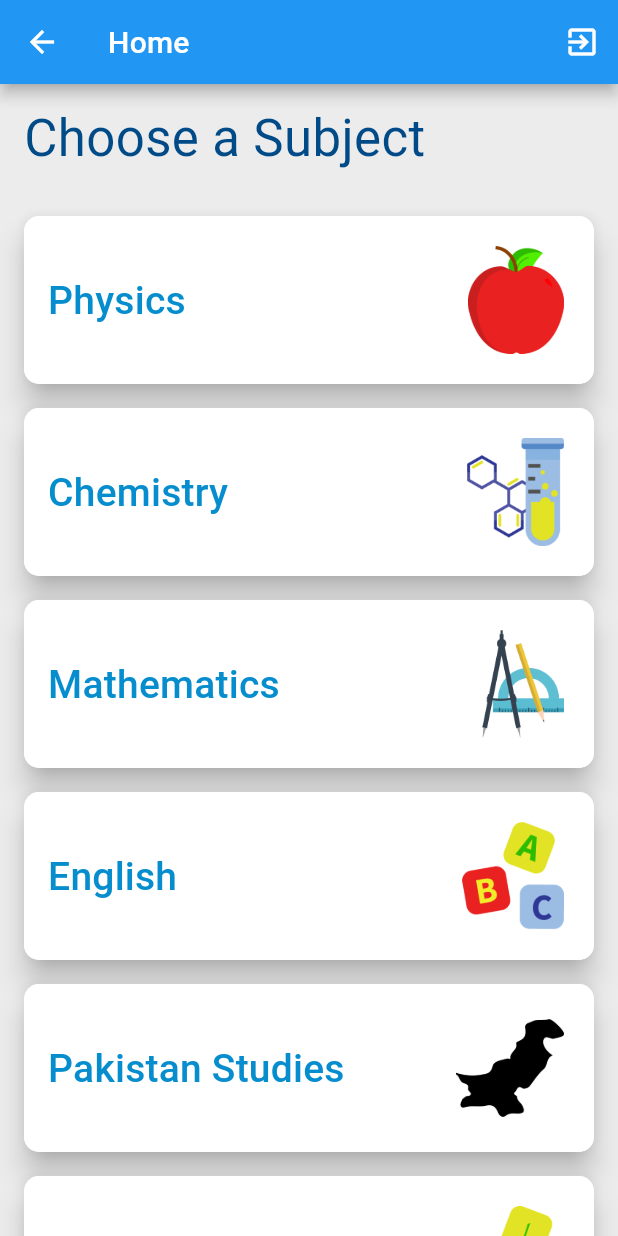
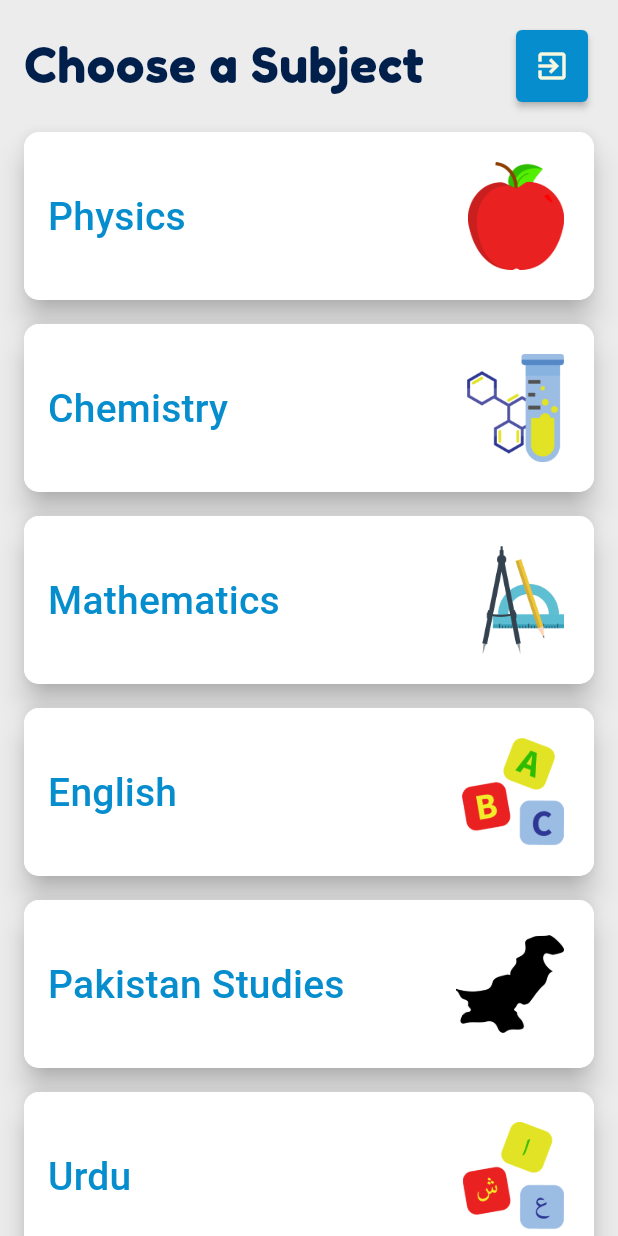
Before and after one commit to MuhammadIdees/bloc_apps, a Flutter app: the HomeScreen screen opened directly with empty values, on a phone screen of 412 x 824 dp. Run offline on Flutter 3.47's test engine with Material 2 defaults, Android fonts, the phone set to English and light mode, and no system bars; our stand-ins replace bloc, equatable, firebase_auth, firebase_messaging, flutter_bloc, font_awesome_flutter and 3 more; accounts and stored records are empty; Roboto replaces fonts that are missing (RobotoMedium).

```diff
--- a/login_app/lib/main.dart
+++ b/login_app/lib/main.dart
@@ -37,6 +37,7 @@ class App extends StatelessWidget {
   Widget build(BuildContext context) {
     return MaterialApp(
       theme: lightTheme,
+      debugShowCheckedModeBanner: false,
       home: BlocBuilder<AuthenticationBloc, AuthenticationState>(
         builder: (context, state){
           if (state is Uninitialized){
--- a/login_app/lib/models/mcqs_repository.dart
+++ b/login_app/lib/models/mcqs_repository.dart
@@ -23,6 +23,7 @@ class McqRepository {
           return mcqs;
         }
     } else  {
+      print(response.body);
       throw Exception('Failed to load post');
     }
   }
--- a/login_app/lib/ui/home_screen.dart
+++ b/login_app/lib/ui/home_screen.dart
@@ -18,20 +18,6 @@ class HomeScreen extends StatelessWidget {
   @override
   Widget build(BuildContext context) {
     return Scaffold(
-      appBar: AppBar(
-        title: Text('Home'),
-        actions: <Widget> [
-          IconButton(
-            icon: Icon(Icons.exit_to_app),
-            onPressed: () {
-              BlocProvider.of<AuthenticationBloc>(context).add(
-                LoggedOut(),
-              );
-            },
-          ),
-        ]
-      ),
-
       body: SafeArea(
         child: ScrollConfiguration(
           behavior: ScrollBehavior(),
@@ -41,7 +27,28 @@ class HomeScreen extends StatelessWidget {
               mainAxisAlignment: MainAxisAlignment.spaceAround,
               children: <Widget>[
 
-                MainMenuHeader(),
+                Row(
+                  mainAxisSize: MainAxisSize.max,
+                  mainAxisAlignment: MainAxisAlignment.spaceBetween,
+                  crossAxisAlignment: CrossAxisAlignment.center,
+                  children: <Widget>[
+                    MainMenuHeader(),
+
+                    Card(
+                      elevation: 2,
+                      color: darkBlueColor,
+                      child: IconButton(
+                        icon: Icon(Icons.exit_to_app),
+                        color: yellowWhiteColor,
+                        onPressed: () {
+                          BlocProvider.of<AuthenticationBloc>(context).add(
+                            LoggedOut(),
+                          );
+                        },
+                      ),
+                    ),
+                  ],
+                ),
 
                 FutureBuilder<List<Subjects>>(
                   future: repository.get(),
@@ -257,7 +264,7 @@ class MainMenuHeader extends StatelessWidget {
   @override
   Widget build(BuildContext context) {
     return Container(
-      padding: const EdgeInsets.only(bottom: paddingL),
+      // padding: const EdgeInsets.only(bottom: paddingL),
       child: Container(
         alignment: Alignment.centerLeft,
         child: Text(
--- a/login_app/lib/ui/splash_screen.dart
+++ b/login_app/lib/ui/splash_screen.dart
@@ -6,7 +6,9 @@ class SplashScreen extends StatelessWidget {
   @override
   Widget build(BuildContext context) {
     return Scaffold(
-      body: Center(child: Text('Splash Screen')),
+      body: Center(
+        child: Image.asset('assets/images/sawalia_logo.png', height: 100),
+      ),
     );
   }
 }
--- a/login_app/lib/utils/themes.dart
+++ b/login_app/lib/utils/themes.dart
@@ -12,9 +12,9 @@ final ThemeData lightTheme = ThemeData(
   ),
   textTheme: TextTheme(
     display1: TextStyle(
-      fontFamily: 'RobotoMedium',
-      fontSize: 34.0,
-      color: Color(0XFF004A87),
+      fontFamily: 'FredokaOne',
+      color: Color(0xff011f4b),
+      fontSize: 32.0,
     ),
     headline: TextStyle(
       fontFamily: 'Roboto',
```
Also changed, not shown: 6 other files.
